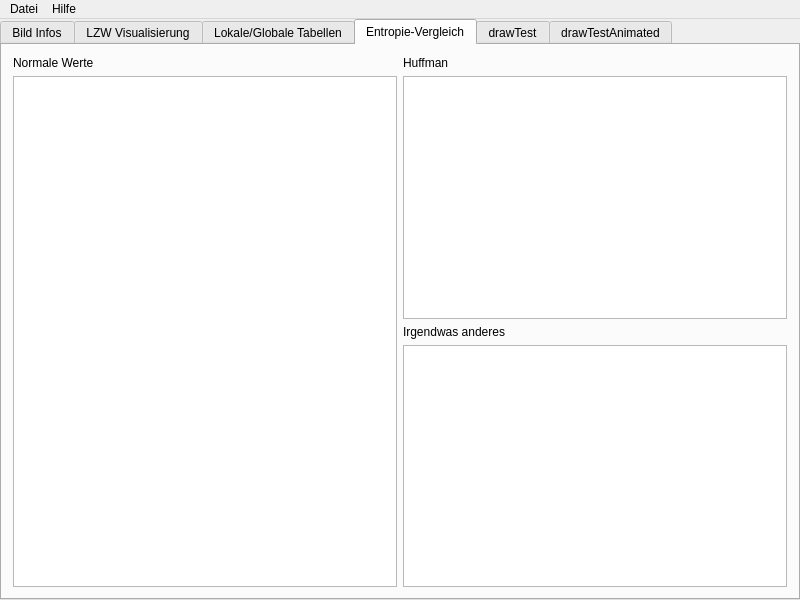
Qt form src/gui/mainWindow.ui (Otrin/GIF-LZW) before a commit.
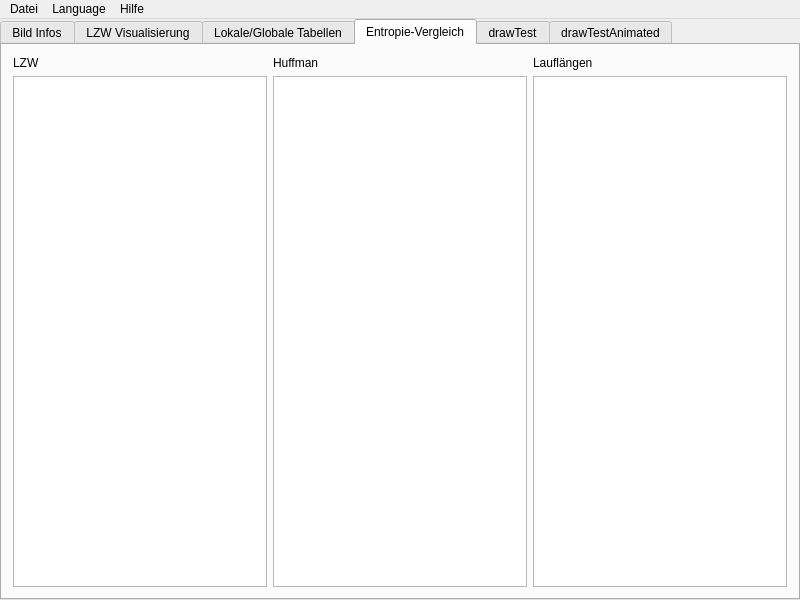
The same form after that commit. The open tabs and pages were chosen to show the change.

Commit message: - Changed the Layout of Tabs 2,3,4 - Added some Menu Stubs

Patch:
```diff
--- a/src/gui/mainWindow.ui
+++ b/src/gui/mainWindow.ui
@@ -32,6 +32,9 @@
     </property>
     <item row="0" column="0">
      <widget class="QTabWidget" name="tabWidget">
+      <property name="enabled">
+       <bool>true</bool>
+      </property>
       <property name="currentIndex">
        <number>0</number>
       </property>
@@ -184,44 +187,43 @@
        </layout>
       </widget>
       <widget class="QWidget" name="tab_4">
+       <property name="enabled">
+        <bool>true</bool>
+       </property>
        <attribute name="title">
         <string>Entropie-Vergleich</string>
        </attribute>
-       <layout class="QGridLayout" name="gridLayout_6">
+       <layout class="QGridLayout" name="gridLayout_10">
         <item row="0" column="0">
-         <layout class="QVBoxLayout" name="verticalLayout">
-          <item>
-           <widget class="QLabel" name="label_3">
-            <property name="text">
-             <string>Normale Werte</string>
-            </property>
-           </widget>
-          </item>
-          <item>
-           <widget class="QTextEdit" name="textEdit_4"/>
-          </item>
-         </layout>
-        </item>
-        <item row="0" column="1">
-         <layout class="QVBoxLayout" name="verticalLayout_2">
-          <item>
+         <layout class="QGridLayout" name="gridLayout_6">
+          <item row="0" column="1">
            <widget class="QLabel" name="label_4">
             <property name="text">
              <string>Huffman</string>
             </property>
            </widget>
           </item>
-          <item>
+          <item row="0" column="0">
+           <widget class="QLabel" name="label_3">
+            <property name="text">
+             <string>LZW</string>
+            </property>
+           </widget>
+          </item>
+          <item row="1" column="1">
            <widget class="QTextEdit" name="textEdit_5"/>
           </item>
-          <item>
+          <item row="1" column="0">
+           <widget class="QTextEdit" name="textEdit_4"/>
+          </item>
+          <item row="0" column="2">
            <widget class="QLabel" name="label_5">
             <property name="text">
-             <string>Irgendwas anderes</string>
+             <string>Lauflängen</string>
             </property>
            </widget>
           </item>
-          <item>
+          <item row="1" column="2">
            <widget class="QTextEdit" name="textEdit_6"/>
           </item>
          </layout>
@@ -289,7 +291,7 @@
      <x>0</x>
      <y>0</y>
      <width>800</width>
-     <height>20</height>
+     <height>25</height>
     </rect>
    </property>
    <widget class="QMenu" name="menuDatei">
@@ -301,8 +303,18 @@
     <property name="title">
      <string>Hilfe</string>
     </property>
+    <addaction name="actionAnleitung"/>
+    <addaction name="action_ber"/>
+   </widget>
+   <widget class="QMenu" name="menuLanguage">
+    <property name="title">
+     <string>Language</string>
+    </property>
+    <addaction name="actionGerman"/>
+    <addaction name="actionEnglish"/>
    </widget>
    <addaction name="menuDatei"/>
+   <addaction name="menuLanguage"/>
    <addaction name="menuHilfe"/>
   </widget>
  </widget>
```
Left out of the diff: 131 changed lines with no effect on the pictures. The commit also changes 2 other files.
